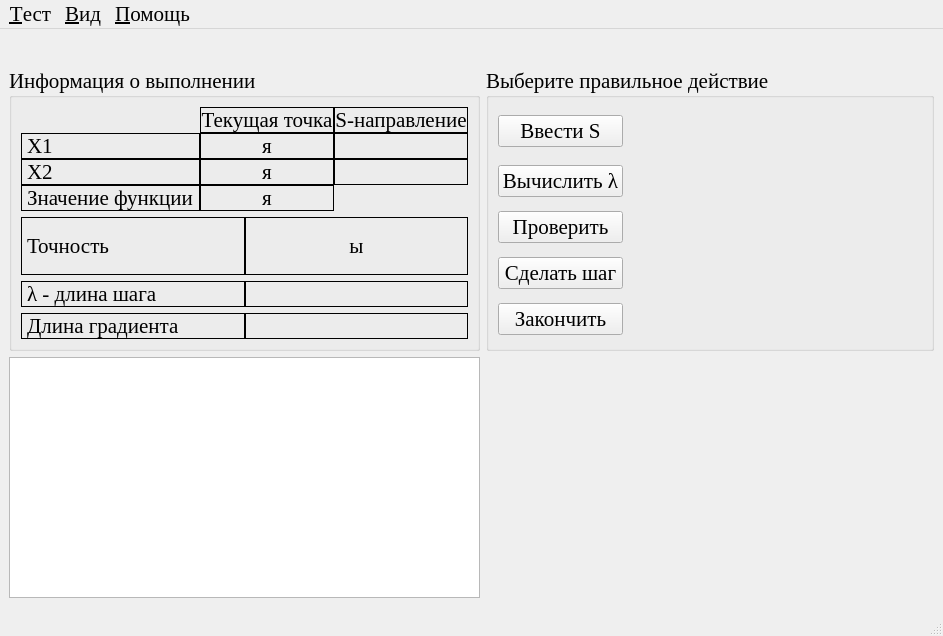
Above: optimizationmethods/ui/FasterDescent.ui from Eliminationzx/optimizationmethods before the change. Below: the same form after it.
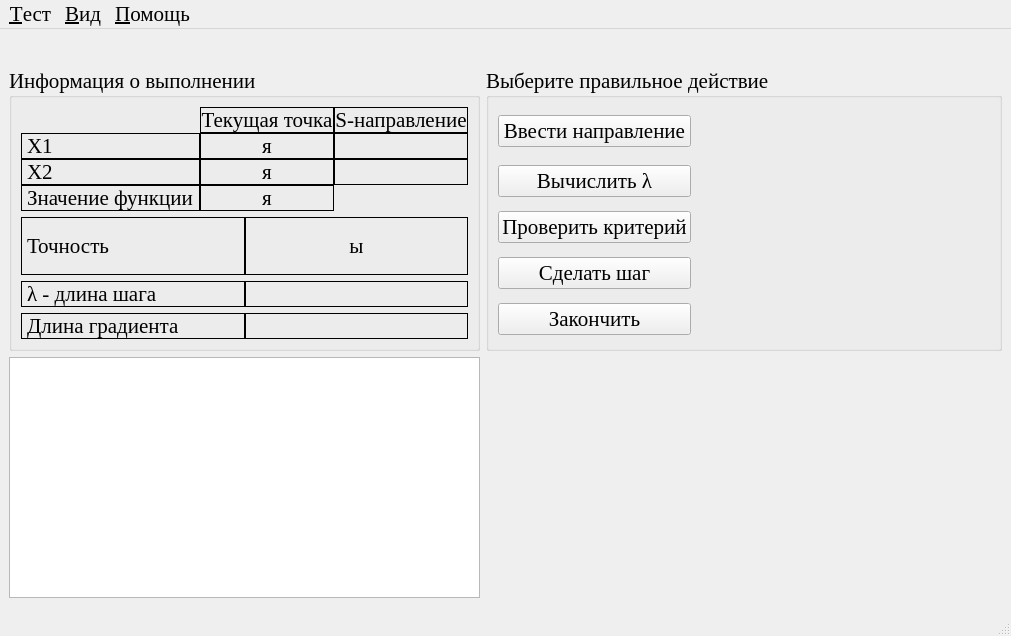
That is the form after the change. Icons and pictures are not drawn.

Commit message: исправил надписи в форме 3-го метода. поправил справку 6-го метода.

```diff
--- a/optimizationmethods/ui/FasterDescent.ui
+++ b/optimizationmethods/ui/FasterDescent.ui
@@ -9,7 +9,7 @@
    <rect>
     <x>0</x>
     <y>0</y>
-    <width>914</width>
+    <width>975</width>
     <height>636</height>
    </rect>
   </property>
@@ -310,7 +310,7 @@
 &lt;p style=&quot; margin-top:0px; margin-bottom:0px; margin-left:0px; margin-right:0px; -qt-block-indent:0; text-indent:0px;&quot;&gt;&lt;span style=&quot; font-family:'Times New Roman'; font-size:13pt;&quot;&gt;Ввести координаты градиента&lt;/span&gt;&lt;/p&gt;&lt;/body&gt;&lt;/html&gt;</string>
          </property>
          <property name="text">
-          <string>Ввести S</string>
+          <string>Ввести направление</string>
          </property>
         </widget>
        </item>
@@ -754,7 +754,7 @@
 &lt;p style=&quot; margin-top:0px; margin-bottom:0px; margin-left:0px; margin-right:0px; -qt-block-indent:0; text-indent:0px;&quot;&gt;&lt;span style=&quot; font-family:'Times New Roman'; font-size:13pt;&quot;&gt;Вычислить длину градиента&lt;/span&gt;&lt;/p&gt;&lt;/body&gt;&lt;/html&gt;</string>
          </property>
          <property name="text">
-          <string>Проверить</string>
+          <string>Проверить критерий</string>
          </property>
         </widget>
        </item>
@@ -805,7 +805,7 @@
     <rect>
      <x>0</x>
      <y>0</y>
-     <width>914</width>
+     <width>975</width>
      <height>23</height>
     </rect>
    </property>
```
The commit also changes 4 other files.
